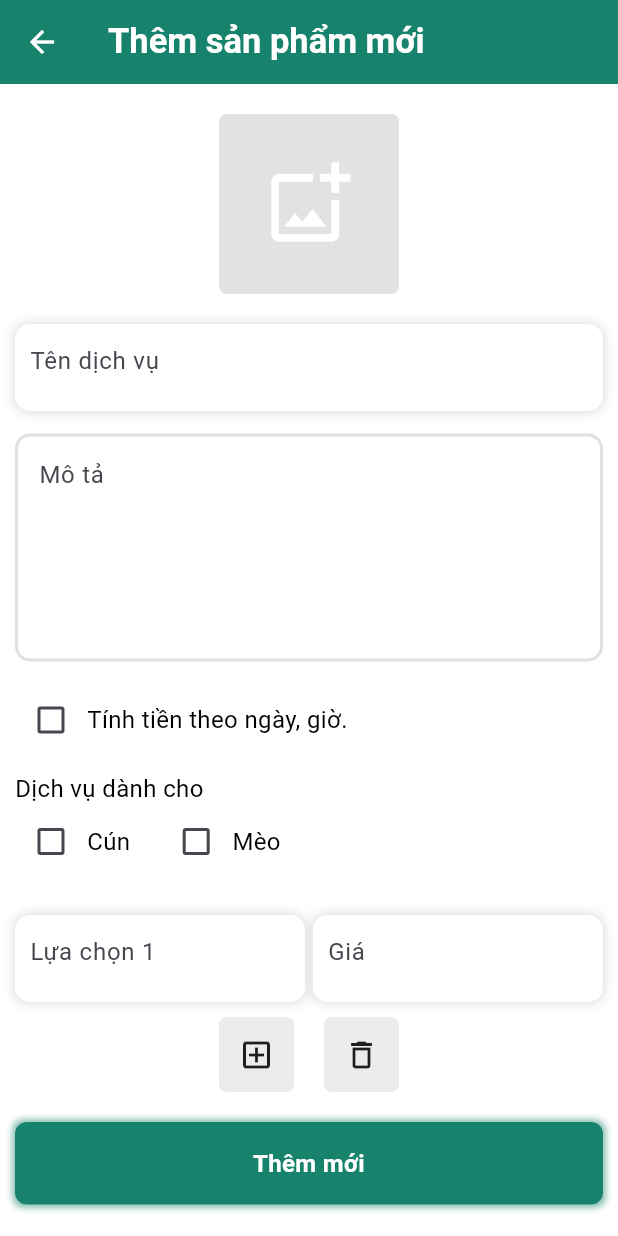
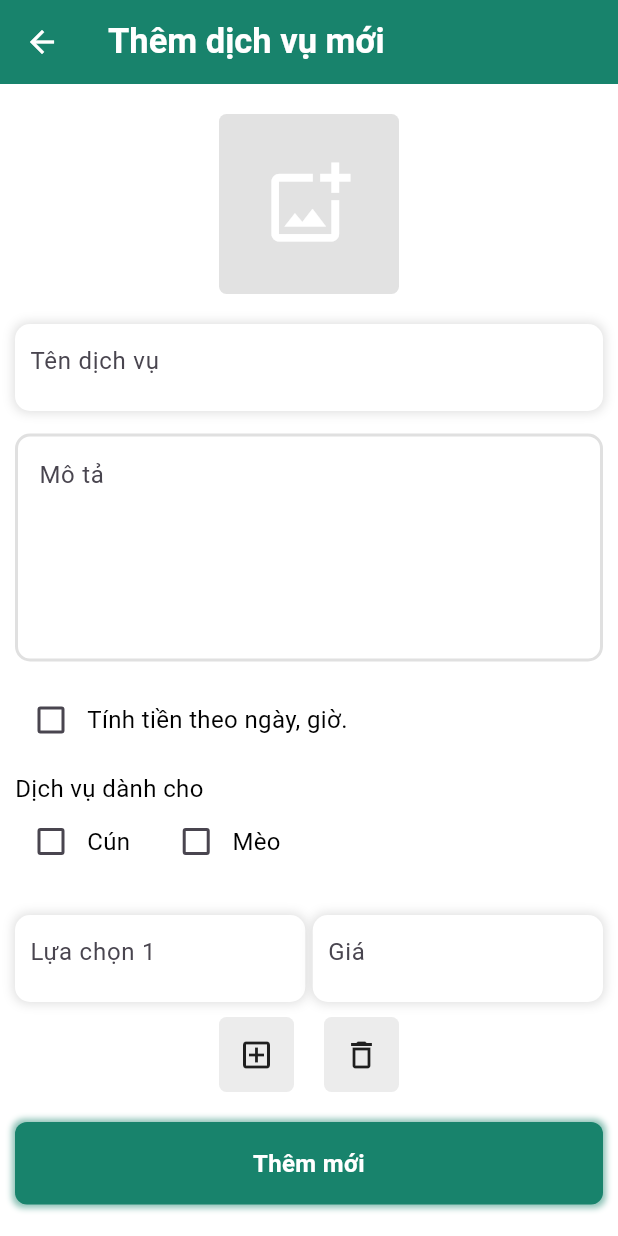
Before and after one commit to HuynhDangCTA/pet_care, a Flutter app: the NewServicePage screen opened by its route, on a phone screen of 412 x 824 dp. Run offline on Flutter 3.47's test engine with Material 2 defaults, Android fonts, the light colour scheme and no system bars; our stand-ins replace barcode_widget, cloud_firestore, firebase_core, firebase_messaging, firebase_storage, flutter_local_notifications and 9 more; missing offline and left inert: flutter_add_to_cart_button, mobile_scanner, volume_watcher; accounts and stored records are empty.

Commit message:
fix bug appbar

```diff
--- a/lib/funtions/product_manager/new_service/new_service_page.dart
+++ b/lib/funtions/product_manager/new_service/new_service_page.dart
@@ -16,8 +16,8 @@ class NewServicePage extends GetView<NewServiceController> {
       backgroundColor: Colors.white,
       appBar: AppBar(
           title: Text((controller.service == null)
-              ? 'Thêm sản phẩm mới'
-              : 'Chỉnh sửa sản phẩm')),
+              ? 'Thêm dịch vụ mới'
+              : 'Chỉnh sửa dịch vụ')),
       body: SingleChildScrollView(
         child: Container(
           padding: const EdgeInsets.symmetric(vertical: 20, horizontal: 10),
```
